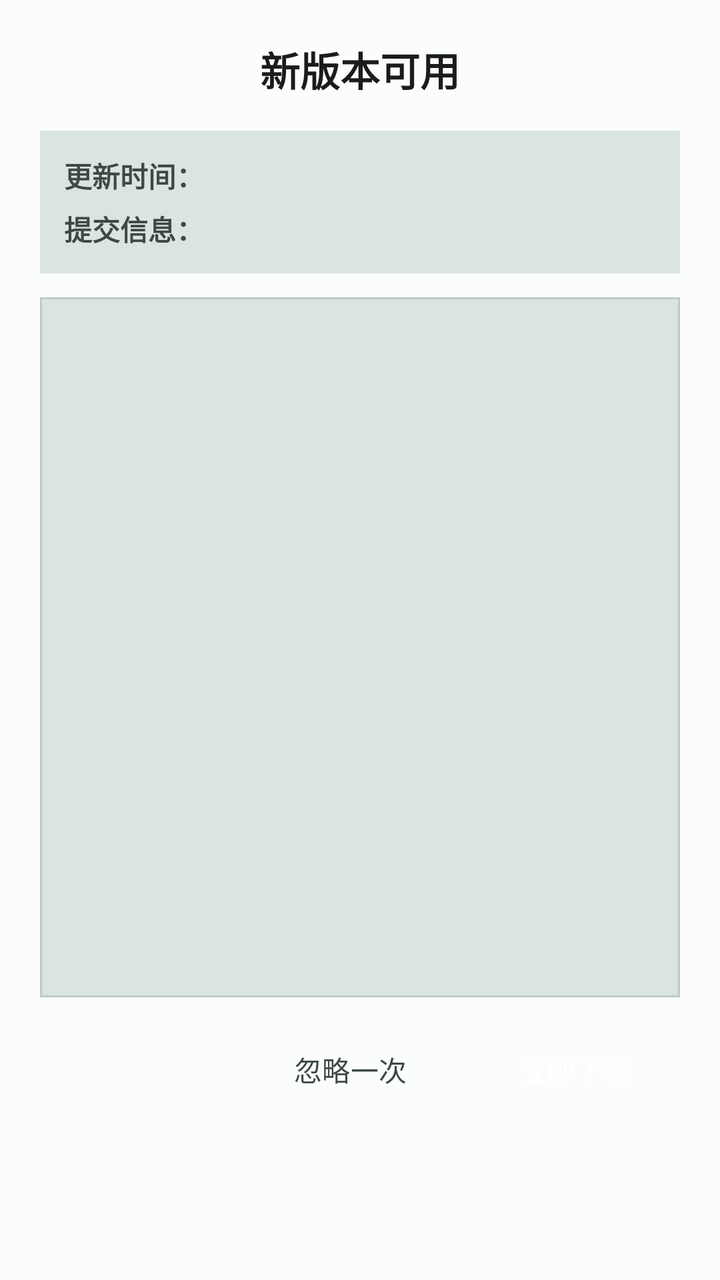
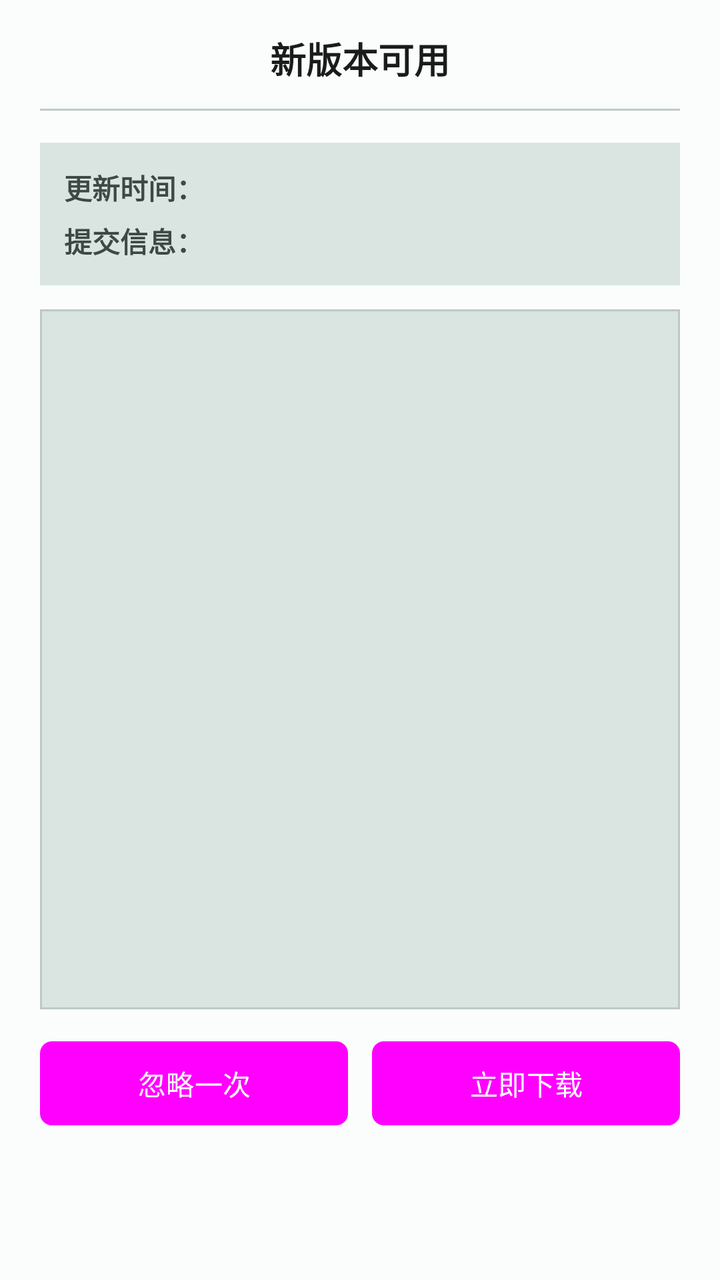

The first picture is an Android layout as it rendered before a commit; the second is the same layout after the commit. The layout source and the unified diff follow.
<!-- AndroidManifest.xml: application theme AppTheme -->
<!-- res/layout/update.xml -->
<?xml version="1.0" encoding="utf-8"?>
<LinearLayout xmlns:android="http://schemas.android.com/apk/res/android"
    android:layout_width="match_parent"
    android:layout_height="wrap_content"
    android:orientation="vertical"
    android:padding="20dp">

    <TextView
        android:id="@+id/update_title"
        android:layout_width="match_parent"
        android:layout_height="wrap_content"
        android:gravity="center"
        android:layout_marginBottom="16dp"
        android:text="@string/update_title"
        android:textColor="?attr/colorOnSurface"
        android:textSize="20sp"
        android:textStyle="bold" />

    <LinearLayout
        android:layout_width="match_parent"
        android:layout_height="wrap_content"
        android:orientation="vertical"
        android:background="?attr/colorSurfaceVariant"
        android:padding="12dp">

        <LinearLayout
            android:layout_width="match_parent"
            android:layout_height="wrap_content"
            android:orientation="horizontal">

            <TextView
                android:layout_width="wrap_content"
                android:layout_height="wrap_content"
                android:text="@string/update_time"
                android:textColor="?attr/colorOnSurfaceVariant"
                android:textSize="14sp"
                android:textStyle="bold" />

            <TextView
                android:id="@+id/update_time"
                android:layout_width="match_parent"
                android:layout_height="wrap_content"
                android:layout_marginStart="8dp"
                android:textColor="?attr/colorOnSurface"
                android:textSize="14sp" />
        </LinearLayout>

        <LinearLayout
            android:layout_width="match_parent"
            android:layout_height="wrap_content"
            android:layout_marginTop="6dp"
            android:orientation="horizontal">

            <TextView
                android:layout_width="wrap_content"
                android:layout_height="wrap_content"
                android:text="@string/update_commit"
                android:textColor="?attr/colorOnSurfaceVariant"
                android:textSize="14sp"
                android:textStyle="bold" />

            <TextView
                android:id="@+id/update_commit"
                android:layout_width="match_parent"
                android:layout_height="wrap_content"
                android:layout_marginStart="8dp"
                android:ellipsize="end"
                android:singleLine="true"
                android:textColor="?attr/colorOnSurface"
                android:textSize="14sp" />
        </LinearLayout>
    </LinearLayout>

    <ScrollView
        android:layout_width="match_parent"
        android:layout_height="350dp"
        android:layout_marginTop="12dp"
        android:background="@drawable/border_gray"
        android:fillViewport="true">

        <TextView
            android:id="@+id/update_content"
            android:layout_width="match_parent"
            android:layout_height="wrap_content"
            android:lineSpacingMultiplier="1.3"
            android:padding="12dp"
            android:textColor="?attr/colorOnSurface"
            android:textSize="14sp" />
    </ScrollView>

    <LinearLayout
        android:layout_width="match_parent"
        android:layout_height="wrap_content"
        android:layout_marginTop="16dp"
        android:gravity="end"
        android:orientation="horizontal">

        <Button
            android:id="@+id/update_ignore"
            android:layout_width="wrap_content"
            android:layout_height="40dp"
            android:background="?attr/selectableItemBackgroundBorderless"
            android:minWidth="80dp"
            android:text="@string/update_ignore"
            android:textColor="?attr/colorOnSurfaceVariant"
            android:textSize="14sp" />

        <Button
            android:id="@+id/update_agree"
            android:layout_width="wrap_content"
            android:layout_height="40dp"
            android:layout_marginStart="8dp"
            android:backgroundTint="?attr/colorPrimary"
            android:minWidth="100dp"
            android:text="@string/update_download"
            android:textColor="?attr/colorOnPrimary"
            android:textSize="14sp" />
    </LinearLayout>
</LinearLayout>
<!-- resources referenced by this layout -->
<resources>
  <!-- drawable border_gray (drawable) -->
  <?xml version="1.0" encoding="utf-8"?>
  <shape xmlns:android="http://schemas.android.com/apk/res/android" android:shape="rectangle" >
      <solid android:color="?attr/colorSurfaceVariant" />
      <stroke android:width="1dp" android:color="?attr/colorOutlineVariant"/>
  </shape>
  <string name="update_commit">提交信息：</string>
  <string name="update_download">立即下载</string>
  <string name="update_ignore">忽略一次</string>
  <string name="update_time">更新时间：</string>
  <string name="update_title">新版本可用</string>
  <color name="md_primary">#FF006A61</color>
  <color name="md_on_primary">#FFFFFFFF</color>
  <color name="md_primary_container">#FF73F8E8</color>
  <color name="md_on_primary_container">#FF00201C</color>
  <color name="md_secondary">#FF4A635E</color>
  <color name="md_on_secondary">#FFFFFFFF</color>
  <color name="md_secondary_container">#FFCCE8E1</color>
  <color name="md_on_secondary_container">#FF051F1B</color>
  <color name="md_tertiary">#FF44617A</color>
  <color name="md_on_tertiary">#FFFFFFFF</color>
  <color name="md_tertiary_container">#FFC9E5FF</color>
  <color name="md_on_tertiary_container">#FF001E30</color>
  <color name="md_error">#FFBA1A1A</color>
  <color name="md_on_error">#FFFFFFFF</color>
  <color name="md_error_container">#FFFFDAD6</color>
  <color name="md_on_error_container">#FF410002</color>
  <color name="md_background">#FFFAFDFB</color>
  <color name="md_on_background">#FF191C1B</color>
  <color name="md_surface">#FFFAFDFB</color>
  <color name="md_on_surface">#FF191C1B</color>
  <color name="md_surface_variant">#FFDAE5E1</color>
  <color name="md_on_surface_variant">#FF3E4946</color>
  <color name="md_outline">#FF6E7976</color>
  <color name="md_outline_variant">#FFBEC9C5</color>
  <color name="md_inverse_surface">#FF2E3130</color>
  <color name="md_inverse_on_surface">#FFEFF1EF</color>
  <color name="md_inverse_primary">#FF52DBCB</color>
  <color name="md_surface_container_lowest">#FFFFFFFF</color>
  <color name="md_surface_container_low">#FFF4FBF8</color>
  <color name="md_surface_container">#FFEEF6F2</color>
  <color name="md_surface_container_high">#FFE8F1ED</color>
  <color name="md_surface_container_highest">#FFE2ECE8</color>
  <style name="AppTheme.Button" parent="Widget.Material3.Button">
          <item name="android:textColor">?attr/colorOnPrimary</item>
      </style>
  <!-- unchanged entries left out for length: 1 -->
</resources>

<!-- the commit's change to res/layout/update.xml (unified diff, before → after) -->
@@ -3,22 +3,31 @@
     android:layout_width="match_parent"
     android:layout_height="wrap_content"
     android:orientation="vertical"
-    android:padding="20dp">
+    android:paddingStart="20dp"
+    android:paddingTop="16dp"
+    android:paddingEnd="20dp"
+    android:paddingBottom="16dp">
 
     <TextView
         android:id="@+id/update_title"
         android:layout_width="match_parent"
         android:layout_height="wrap_content"
         android:gravity="center"
-        android:layout_marginBottom="16dp"
+        android:paddingBottom="12dp"
         android:text="@string/update_title"
         android:textColor="?attr/colorOnSurface"
-        android:textSize="20sp"
+        android:textSize="18sp"
         android:textStyle="bold" />
+
+    <View
+        android:layout_width="match_parent"
+        android:layout_height="1dp"
+        android:background="?attr/colorOutlineVariant" />
 
     <LinearLayout
         android:layout_width="match_parent"
         android:layout_height="wrap_content"
+        android:layout_marginTop="16dp"
         android:orientation="vertical"
         android:background="?attr/colorSurfaceVariant"
         android:padding="12dp">
@@ -92,26 +101,29 @@
         android:layout_width="match_parent"
         android:layout_height="wrap_content"
         android:layout_marginTop="16dp"
-        android:gravity="end"
+        android:gravity="center"
         android:orientation="horizontal">
 
         <Button
             android:id="@+id/update_ignore"
-            android:layout_width="wrap_content"
-            android:layout_height="40dp"
-            android:background="?attr/selectableItemBackgroundBorderless"
-            android:minWidth="80dp"
+            android:layout_width="0dp"
+            android:layout_height="42dp"
+            android:layout_weight="1"
+            android:layout_marginEnd="6dp"
+            android:background="@drawable/bg_btn_primary"
+            android:backgroundTint="@null"
             android:text="@string/update_ignore"
-            android:textColor="?attr/colorOnSurfaceVariant"
+            android:textColor="?attr/colorOnPrimary"
             android:textSize="14sp" />
 
         <Button
             android:id="@+id/update_agree"
-            android:layout_width="wrap_content"
-            android:layout_height="40dp"
-            android:layout_marginStart="8dp"
-            android:backgroundTint="?attr/colorPrimary"
-            android:minWidth="100dp"
+            android:layout_width="0dp"
+            android:layout_height="42dp"
+            android:layout_weight="1"
+            android:layout_marginStart="6dp"
+            android:background="@drawable/bg_btn_primary"
+            android:backgroundTint="@null"
             android:text="@string/update_download"
             android:textColor="?attr/colorOnPrimary"
             android:textSize="14sp" />
<!-- resource entries referenced after the edit -->
@@ -1,5 +1,13 @@
 <!-- resources referenced by this layout -->
 <resources>
+  <!-- drawable bg_btn_primary (drawable) -->
+  <?xml version="1.0" encoding="utf-8"?>
+  
+  <shape xmlns:android="http://schemas.android.com/apk/res/android"
+      android:shape="rectangle">
+      <solid android:color="?attr/colorPrimary" />
+      <corners android:radius="6dp" />
+  </shape>
   <!-- drawable border_gray (drawable) -->
   <?xml version="1.0" encoding="utf-8"?>
   <shape xmlns:android="http://schemas.android.com/apk/res/android" android:shape="rectangle" >
